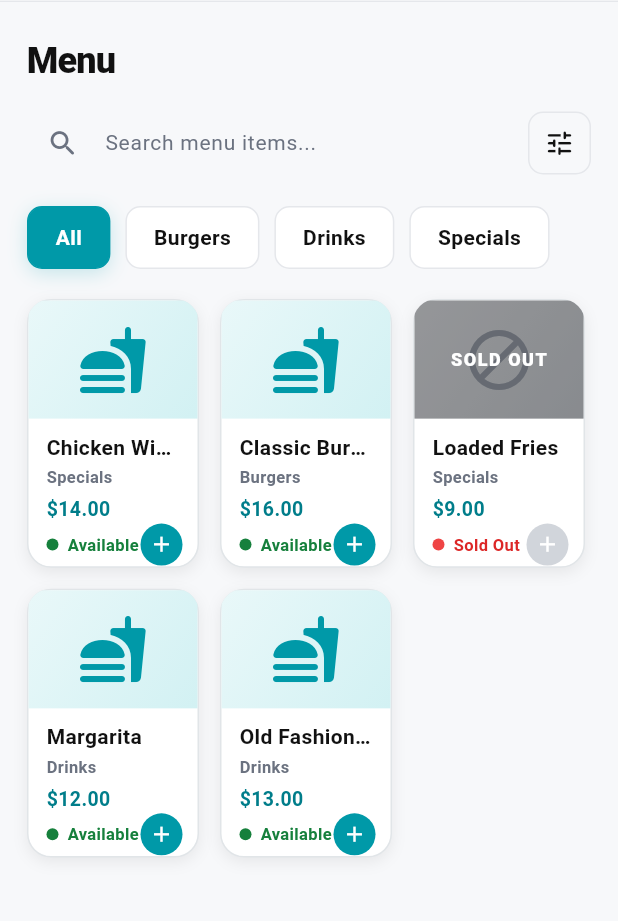
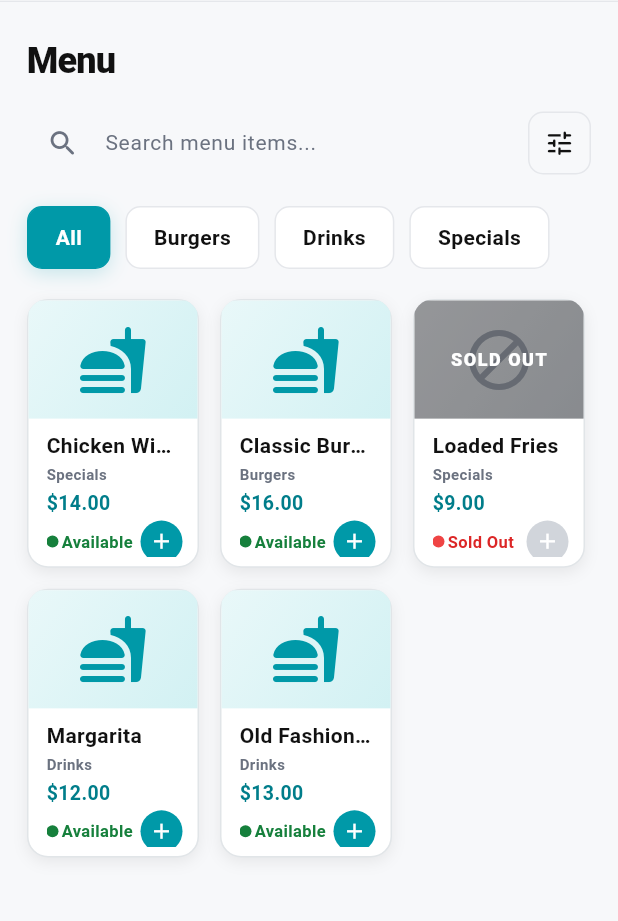
Before and after one commit to Premkumarr07/POSDevices, a Flutter app: the PosHomeView screen opened directly, on a phone screen of 412 x 824 dp, the part 112-1033 px from its top. Run offline on Flutter 3.47's test engine with Material 3 defaults, Android fonts, the phone set to English and light mode, and no system bars; our stand-ins replace cloud_firestore, firebase_core, firebase_storage, get; accounts and stored records are empty.

Commit message:
update ui

```diff
--- a/lib/modules/manager/views/manager_home_view.dart
+++ b/lib/modules/manager/views/manager_home_view.dart
@@ -396,10 +396,7 @@ class _MenuItemSheetState extends State<_MenuItemSheet> {
     priceController = TextEditingController(
       text: (item?.price ?? 0).toStringAsFixed(2),
     );
-    categoryId = item?.categoryId ??
-        (widget.controller.categories.isNotEmpty
-            ? widget.controller.categories.first.id
-            : 'cat_burger');
+    categoryId = item?.categoryId ?? widget.controller.categories.first.id;
     available = item?.available ?? true;
   }
 
--- a/lib/modules/pos/views/pos_home_view.dart
+++ b/lib/modules/pos/views/pos_home_view.dart
@@ -799,7 +799,7 @@ class _MenuCardState extends State<_MenuCard> {
             : Matrix4.identity(),
         decoration: BoxDecoration(
           color: Colors.white,
-          borderRadius: BorderRadius.circular(16),
+          borderRadius: BorderRadius.circular(14),
           border: Border.all(color: const Color(0xFFE1E5E8)),
           boxShadow: [
             BoxShadow(
@@ -844,12 +844,15 @@ class _MenuCardState extends State<_MenuCard> {
               child: Padding(
                 padding: EdgeInsets.fromLTRB(
                   widget.compact ? 12 : 15,
-                  widget.compact ? 9 : 12,
+                  widget.compact ? 8 : 10,
                   widget.compact ? 10 : 13,
-                  widget.compact ? 8 : 10,
-                ),
+                  widget.compact ? 6 : 8,
+                ),
+                child: SingleChildScrollView(
+                  physics: const ClampingScrollPhysics(),
                   child: Column(
                     crossAxisAlignment: CrossAxisAlignment.start,
+                    mainAxisSize: MainAxisSize.min,
                     children: [
                       Text(
                         widget.item.name,
@@ -870,13 +873,11 @@ class _MenuCardState extends State<_MenuCard> {
                         overflow: TextOverflow.ellipsis,
                         style: TextStyle(
                           color: PosHomeView.secondaryText,
-                        fontSize: widget.compact ? 11 : 12,
+                          fontSize: widget.compact ? 10 : 11,
                           fontWeight: FontWeight.w600,
                         ),
                       ),
-
-                    SizedBox(height: widget.compact ? 4 : 6),
-
+                      SizedBox(height: widget.compact ? 3 : 5),
                       Text(
                         MenuRules.formatPrice(widget.item.price),
                         style: TextStyle(
@@ -885,9 +886,7 @@ class _MenuCardState extends State<_MenuCard> {
                           fontWeight: FontWeight.w700,
                         ),
                       ),
-
-                    const Flexible(child: SizedBox(height: 4)),
-
+                      SizedBox(height: widget.compact ? 2 : 4),
                       Row(
                         children: [
                           Container(
@@ -900,7 +899,7 @@ class _MenuCardState extends State<_MenuCard> {
                                   : const Color(0xFFEF4444),
                             ),
                           ),
-                        const SizedBox(width: 6),
+                          const SizedBox(width: 2),
                           Expanded(
                             child: Text(
                               available ? 'Available' : 'Sold Out',
@@ -943,6 +942,7 @@ class _MenuCardState extends State<_MenuCard> {
                         ],
                       ),
                     ],
+                  ),
                 ),
               ),
             ),
```
Also changed, not shown: lib/shared/src/repositories/menu_repository.dart (+31 -24 lines), pubspec.lock. Lines whose indentation alone changed are shown as unchanged.
